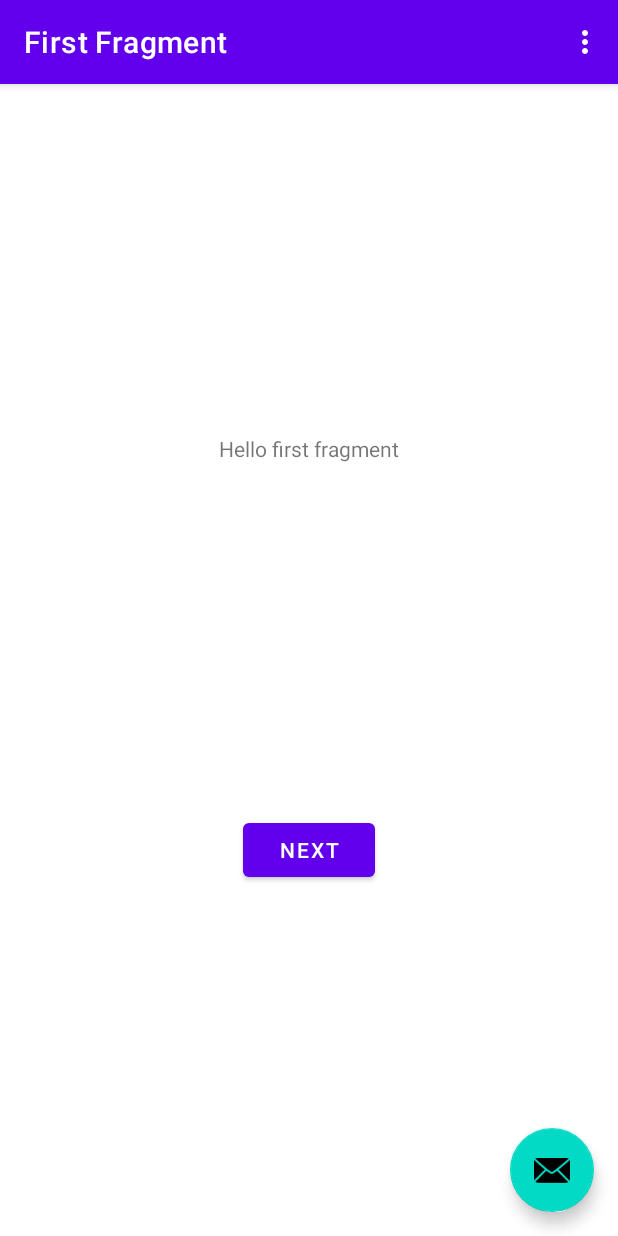
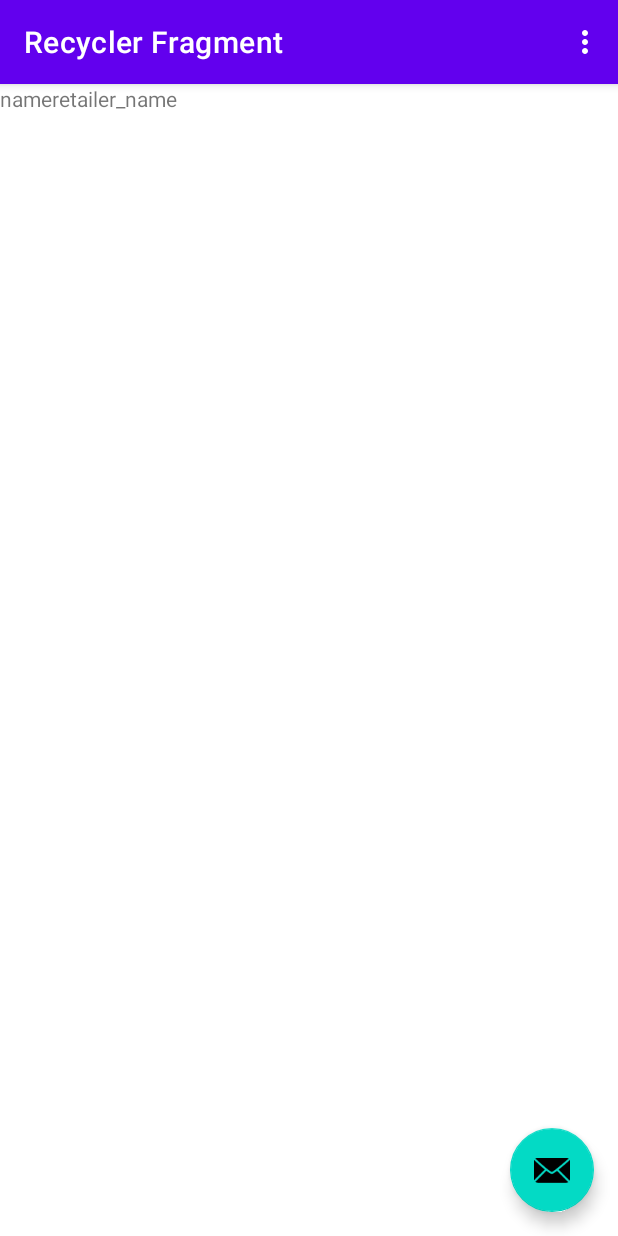
Before and after one commit to mikhavd/bonail-brochures, an Android app: the screen it shows after launch (MainActivity), on a phone screen of 412 x 824 dp. Run offline under Robolectric (Android 15) with nearby library versions, the phone set to English and light mode, and no system bars; our stand-ins replace navigation-ui.

Commit message:
BrochureRecyclerView init

```diff
--- a/app/src/main/java/com/example/brochures/FirstFragment.kt
+++ b/app/src/main/java/com/example/brochures/FirstFragment.kt
@@ -19,11 +19,7 @@ class FirstFragment : Fragment() {
     // onDestroyView.
     private val binding get() = _binding!!
 
-    override fun onCreateView(
-        inflater: LayoutInflater, container: ViewGroup?,
-        savedInstanceState: Bundle?
-    ): View {
-
+    override fun onCreateView(inflater: LayoutInflater, container: ViewGroup?, savedInstanceState: Bundle?): View {
         _binding = FragmentFirstBinding.inflate(inflater, container, false)
         return binding.root
     }
--- /dev/null
+++ b/app/src/main/java/com/example/brochures/recycler/BrochureItem.kt
@@ -0,0 +1,9 @@
+package com.example.brochures.recycler
+
+import android.graphics.drawable.Drawable
+
+data class BrochureItem(
+    val name: String,
+    val image: Drawable?, //todo RecyclerView with Image in Android Studio https://www.youtube.com/watch?v=x-2qtxmxYE8
+    val retailerName: String
+)
--- /dev/null
+++ b/app/src/main/java/com/example/brochures/recycler/BrochureViewHolder.kt
@@ -0,0 +1,24 @@
+package com.example.brochures.recycler
+
+import android.util.Log
+import android.view.View
+import android.widget.ImageView
+import android.widget.TextView
+import androidx.recyclerview.widget.RecyclerView
+import com.example.brochures.R
+
+/**
+ * TODO
+ * @author Mikhail Avdeev (mvavdeev@sberbank.ru)
+ */
+private class BrochureViewHolder(itemView: View) : RecyclerView.ViewHolder(itemView) {
+
+    private var imageView: ImageView = itemView.findViewById(R.id.icon_view)
+    private var name: TextView = itemView.findViewById(R.id.brochure_name)
+
+    fun bindView(brochureItem: BrochureItem) {
+        Log.d("brochures", "BrochureViewHolder.bindView(brochureItem: $brochureItem)")
+        imageView.setImageDrawable(brochureItem.image)
+        name.text = brochureItem.retailerName
+    }
+}
--- /dev/null
+++ b/app/src/main/java/com/example/brochures/recycler/BrochuresAdapter.kt
@@ -0,0 +1,51 @@
+package com.example.brochures.recycler
+
+import android.util.Log
+import android.view.LayoutInflater
+import android.view.View
+import android.view.ViewGroup
+import android.widget.ImageView
+import android.widget.TextView
+import androidx.recyclerview.widget.RecyclerView
+import com.example.brochures.R
+
+/**
+ * Adapter for brochures list display
+ *
+ * @author Mikhail Avdeev (mvavdeev@sberbank.ru)
+ */
+class BrochuresAdapter(private val items: List<BrochureItem>) : RecyclerView.Adapter<RecyclerView.ViewHolder>() {
+
+    override fun onCreateViewHolder(parent: ViewGroup, viewType: Int): RecyclerView.ViewHolder {
+        val view = LayoutInflater.from(parent.context).inflate(
+            R.layout.brochure_item,
+            parent,
+            false)
+        return BrochureViewHolder(view)
+    }
+
+    override fun onBindViewHolder(holder: RecyclerView.ViewHolder, position: Int) {
+        (holder as? BrochureViewHolder)?.bindView(items[position])
+    }
+
+    override fun getItemCount(): Int {
+        return items.size
+    }
+
+    /**
+     * ViewHolder for Brochure item
+     * @author Mikhail Avdeev (mvavdeev@sberbank.ru)
+     */
+    private class BrochureViewHolder(itemView: View) : RecyclerView.ViewHolder(itemView) {
+
+        private var imageView: ImageView = itemView.findViewById(R.id.icon_view)
+        private var name: TextView = itemView.findViewById(R.id.brochure_name)
+        private val retailerName: TextView = itemView.findViewById(R.id.retailer_name)
+
+        fun bindView(brochureItem: BrochureItem) {
+            brochureItem.image?.let { imageView.setImageDrawable(it) }
+            name.text = brochureItem.name
+            retailerName.text = brochureItem.retailerName
+        }
+    }
+}
--- /dev/null
+++ b/app/src/main/java/com/example/brochures/recycler/BrochuresRecyclerFragment.kt
@@ -0,0 +1,45 @@
+package com.example.brochures.recycler
+
+import android.os.Bundle
+import android.util.Log
+import android.view.LayoutInflater
+import android.view.View
+import android.view.ViewGroup
+import android.widget.ImageView
+import android.widget.TextView
+import androidx.fragment.app.Fragment
+import androidx.recyclerview.widget.RecyclerView
+import com.example.brochures.R
+
+/**
+ * TODO
+ * @author Mikhail Avdeev (mvavdeev@sberbank.ru)
+ */
+class BrochuresRecyclerFragment : Fragment() {
+
+    private lateinit var brochuresRecyclerView: RecyclerView
+
+    override fun onCreateView(
+        inflater: LayoutInflater,
+        container: ViewGroup?,
+        savedInstanceState: Bundle?,
+    ): View? {
+        val view = inflater.inflate(R.layout.recycler_fragment, container, false)
+        initView(view)
+        return view
+    }
+
+    override fun onViewCreated(view: View, savedInstanceState: Bundle?) {
+        super.onViewCreated(view, savedInstanceState)
+        initObservers()
+    }
+
+    private fun initObservers() { //todo
+        val brochuresList = arrayListOf(BrochureItem("name", null, "retailer_name"))
+        brochuresRecyclerView.adapter = BrochuresAdapter(brochuresList)
+    }
+
+    private fun initView(view: View) {
+        brochuresRecyclerView = view.findViewById(R.id.recycler)
+    }
+}
--- /dev/null
+++ b/app/src/main/res/layout/brochure_item.xml
@@ -0,0 +1,37 @@
+<?xml version="1.0" encoding="utf-8"?>
+<androidx.constraintlayout.widget.ConstraintLayout
+    xmlns:android="http://schemas.android.com/apk/res/android"
+    xmlns:app="http://schemas.android.com/apk/res-auto"
+    android:layout_width="match_parent"
+    android:layout_height="match_parent">
+
+    <ImageView
+        android:id="@+id/icon_view"
+        android:layout_width="wrap_content"
+        android:layout_height="wrap_content"
+        app:layout_constraintStart_toStartOf="parent"
+        app:layout_constraintTop_toTopOf="parent"
+        />
+
+    <TextView
+        android:id="@+id/brochure_name"
+        android:layout_width="wrap_content"
+        android:layout_height="wrap_content"
+        app:layout_constraintEnd_toStartOf="@id/retailer_name"
+        app:layout_constraintStart_toStartOf="parent"
+        app:layout_constraintTop_toBottomOf="@id/icon_view"
+        app:layout_constraintBottom_toBottomOf="parent"
+        android:text="BROCHURE NAME!"
+        />
+    <TextView
+        android:id="@+id/retailer_name"
+        android:layout_width="wrap_content"
+        android:layout_height="wrap_content"
+        app:layout_constraintEnd_toEndOf="parent"
+        app:layout_constraintStart_toEndOf="@id/brochure_name"
+        app:layout_constraintTop_toBottomOf="@id/icon_view"
+        app:layout_constraintBottom_toBottomOf="parent"
+        android:text="RETAILER_NAME!"
+        />
+
+</androidx.constraintlayout.widget.ConstraintLayout>
--- /dev/null
+++ b/app/src/main/res/layout/recycler_fragment.xml
@@ -0,0 +1,15 @@
+<?xml version="1.0" encoding="utf-8"?>
+<androidx.constraintlayout.widget.ConstraintLayout xmlns:android="http://schemas.android.com/apk/res/android"
+    xmlns:app="http://schemas.android.com/apk/res-auto"
+    android:layout_width="match_parent"
+    android:layout_height="match_parent">
+
+    <androidx.recyclerview.widget.RecyclerView
+        android:id="@+id/recycler"
+        android:layout_width="wrap_content"
+        android:layout_height="wrap_content"
+        app:layoutManager="androidx.recyclerview.widget.LinearLayoutManager"
+        app:layout_constraintStart_toStartOf="parent"
+        app:layout_constraintTop_toTopOf="parent" />
+
+</androidx.constraintlayout.widget.ConstraintLayout>
--- a/app/src/main/res/navigation/nav_graph.xml
+++ b/app/src/main/res/navigation/nav_graph.xml
@@ -3,7 +3,14 @@
     xmlns:android="http://schemas.android.com/apk/res/android"
     xmlns:app="http://schemas.android.com/apk/res-auto"
     xmlns:tools="http://schemas.android.com/tools"
-    app:startDestination="@id/FirstFragment">
+    app:startDestination="@id/RecyclerFragment">
+
+    <fragment
+        android:id="@+id/RecyclerFragment"
+        android:name="com.example.brochures.recycler.BrochuresRecyclerFragment"
+        android:label="@string/recycler_fragment"
+        tools:layout="@layout/recycler_fragment">
+    </fragment>
 
     <fragment
         android:id="@+id/FirstFragment"
--- a/app/src/main/res/values/strings.xml
+++ b/app/src/main/res/values/strings.xml
@@ -3,6 +3,7 @@
     <string name="action_settings">Settings</string>
     <!-- Strings used for fragments for navigation -->
     <string name="first_fragment_label">First Fragment</string>
+    <string name="recycler_fragment">Recycler Fragment</string>
     <string name="second_fragment_label">Second Fragment</string>
     <string name="next">Next</string>
     <string name="previous">Previous</string>
```
